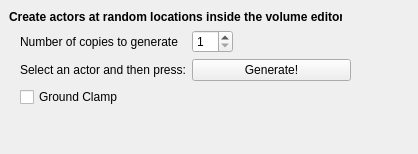
The window that delta3d/utilities/STAGE/plugins/STRandomActorGenerator/randomactorgenerator.ui (delta3d/delta3d) describes before a commit, drawn with Qt 5.
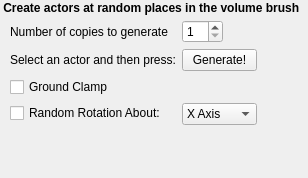
The same window after the commit.

Commit message: STAGE: RandomActorGenerator plugin can now randomly rotate spawned Actors about one of the primary axes.

```diff
--- a/delta3d/utilities/STAGE/plugins/STRandomActorGenerator/randomactorgenerator.ui
+++ b/delta3d/utilities/STAGE/plugins/STRandomActorGenerator/randomactorgenerator.ui
@@ -6,14 +6,14 @@
    <rect>
     <x>0</x>
     <y>0</y>
-    <width>418</width>
-    <height>154</height>
+    <width>308</width>
+    <height>178</height>
    </rect>
   </property>
   <property name="minimumSize">
    <size>
-    <width>418</width>
-    <height>137</height>
+    <width>100</width>
+    <height>150</height>
    </size>
   </property>
   <property name="windowTitle">
@@ -23,9 +23,9 @@
    <widget class="QLabel" name="label_3">
     <property name="geometry">
      <rect>
-      <x>9</x>
-      <y>9</y>
-      <width>333</width>
+      <x>0</x>
+      <y>0</y>
+      <width>300</width>
       <height>16</height>
      </rect>
     </property>
@@ -36,16 +36,16 @@
      </font>
     </property>
     <property name="text">
-     <string>Create actors at random locations inside the volume editor</string>
+     <string> Create actors at random places in the volume brush</string>
     </property>
    </widget>
    <widget class="QWidget" name="formLayoutWidget">
     <property name="geometry">
      <rect>
-      <x>20</x>
-      <y>30</y>
-      <width>331</width>
-      <height>87</height>
+      <x>10</x>
+      <y>20</y>
+      <width>281</width>
+      <height>121</height>
      </rect>
     </property>
     <layout class="QFormLayout" name="formLayout">
@@ -74,6 +74,12 @@
      </item>
      <item row="1" column="1">
       <widget class="QPushButton" name="mGenerateBtn">
+       <property name="maximumSize">
+        <size>
+         <width>75</width>
+         <height>16777215</height>
+        </size>
+       </property>
        <property name="text">
         <string>Generate!</string>
        </property>
@@ -93,6 +99,38 @@
        </property>
       </widget>
      </item>
+     <item row="3" column="0">
+      <widget class="QCheckBox" name="mRandomRotationCheckBox">
+       <property name="text">
+        <string>Random Rotation About:</string>
+       </property>
+      </widget>
+     </item>
+     <item row="3" column="1">
+      <widget class="QComboBox" name="mRandomAxisComboBox">
+       <property name="maximumSize">
+        <size>
+         <width>75</width>
+         <height>16777215</height>
+        </size>
+       </property>
+       <item>
+        <property name="text">
+         <string>X Axis</string>
+        </property>
+       </item>
+       <item>
+        <property name="text">
+         <string>Y Axis</string>
+        </property>
+       </item>
+       <item>
+        <property name="text">
+         <string>Z Axis</string>
+        </property>
+       </item>
+      </widget>
+     </item>
     </layout>
    </widget>
   </widget>
```
The commit also changes 1 other file.
